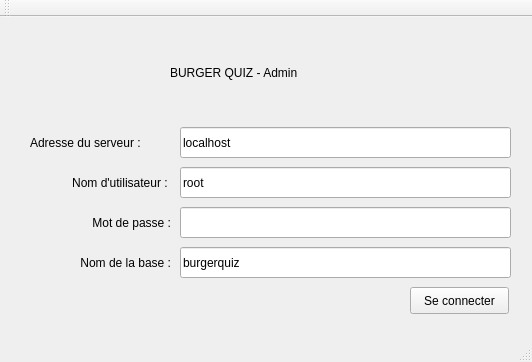
Old version of the form admin-gui/BurgerQuiz-Admin/mainwindow.ui in the repository Tomy2e/burger-quiz.
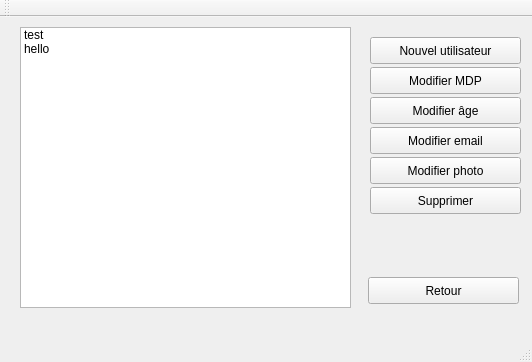
New version of the form.

Diff of the .ui file:
```diff
--- a/admin-gui/BurgerQuiz-Admin/mainwindow.ui
+++ b/admin-gui/BurgerQuiz-Admin/mainwindow.ui
@@ -24,7 +24,7 @@
      </rect>
     </property>
     <property name="currentIndex">
-     <number>0</number>
+     <number>6</number>
     </property>
     <widget class="QWidget" name="page_2">
      <widget class="QLabel" name="label">
@@ -646,6 +646,119 @@
       </property>
      </widget>
     </widget>
+    <widget class="QWidget" name="page_7">
+     <widget class="QListWidget" name="listWidget_5">
+      <property name="geometry">
+       <rect>
+        <x>20</x>
+        <y>20</y>
+        <width>331</width>
+        <height>281</height>
+       </rect>
+      </property>
+      <item>
+       <property name="text">
+        <string>test</string>
+       </property>
+      </item>
+      <item>
+       <property name="text">
+        <string>hello</string>
+       </property>
+      </item>
+     </widget>
+     <widget class="QPushButton" name="pushButton_28">
+      <property name="geometry">
+       <rect>
+        <x>368</x>
+        <y>270</y>
+        <width>151</width>
+        <height>27</height>
+       </rect>
+      </property>
+      <property name="text">
+       <string>Retour</string>
+      </property>
+     </widget>
+     <widget class="QPushButton" name="pushButton_29">
+      <property name="geometry">
+       <rect>
+        <x>370</x>
+        <y>30</y>
+        <width>151</width>
+        <height>27</height>
+       </rect>
+      </property>
+      <property name="text">
+       <string>Nouvel utilisateur</string>
+      </property>
+     </widget>
+     <widget class="QPushButton" name="pushButton_30">
+      <property name="geometry">
+       <rect>
+        <x>370</x>
+        <y>60</y>
+        <width>151</width>
+        <height>27</height>
+       </rect>
+      </property>
+      <property name="text">
+       <string>Modifier MDP</string>
+      </property>
+     </widget>
+     <widget class="QPushButton" name="pushButton_31">
+      <property name="geometry">
+       <rect>
+        <x>370</x>
+        <y>90</y>
+        <width>151</width>
+        <height>27</height>
+       </rect>
+      </property>
+      <property name="text">
+       <string>Modifier âge</string>
+      </property>
+     </widget>
+     <widget class="QPushButton" name="pushButton_32">
+      <property name="geometry">
+       <rect>
+        <x>370</x>
+        <y>120</y>
+        <width>151</width>
+        <height>27</height>
+       </rect>
+      </property>
+      <property name="text">
+       <string>Modifier email</string>
+      </property>
+     </widget>
+     <widget class="QPushButton" name="pushButton_33">
+      <property name="geometry">
+       <rect>
+        <x>370</x>
+        <y>150</y>
+        <width>151</width>
+        <height>27</height>
+       </rect>
+      </property>
+      <property name="text">
+       <string>Modifier photo</string>
+      </property>
+     </widget>
+     <widget class="QPushButton" name="pushButton_34">
+      <property name="geometry">
+       <rect>
+        <x>370</x>
+        <y>180</y>
+        <width>151</width>
+        <height>27</height>
+       </rect>
+      </property>
+      <property name="text">
+       <string>Supprimer</string>
+      </property>
+     </widget>
+    </widget>
    </widget>
   </widget>
   <widget class="QMenuBar" name="menuBar">
```
